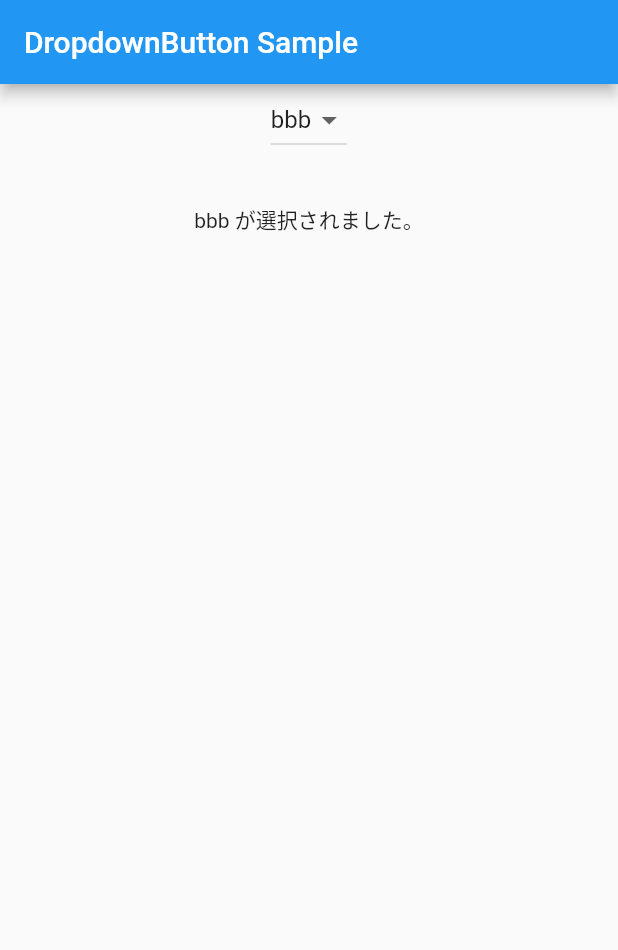
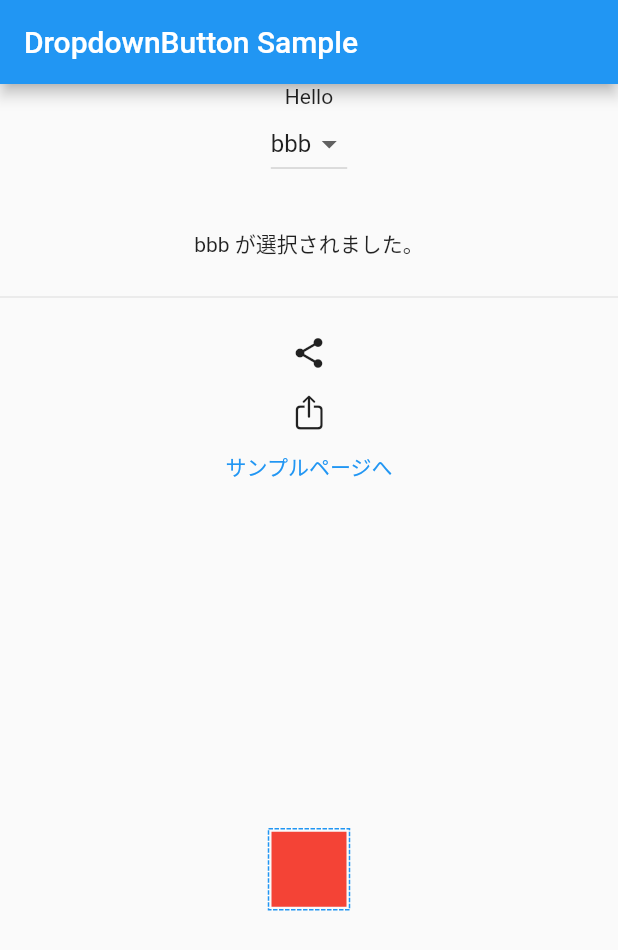
Before and after one commit to eno-conan/flutter_udemy, a Flutter app: the screen it shows after launch, on a phone screen of 412 x 824 dp. Shown: the top 950 px of the screen. Run offline on Flutter 3.47's test engine with Material 2 defaults, Android fonts, the light colour scheme and no system bars; drawn by our look-alikes of dotted_border; our stand-ins replace cloud_firestore, dio, drift, firebase_core, url_strategy; missing offline and left inert: idb_shim; accounts and stored records are empty; generated files the repository leaves out were written again.

Commit message:
画面遷移実装 メインの画面から別画面を用意して、戻るパターンを実装してみた

```diff
--- a/dropdown_sample/lib/main.dart
+++ b/dropdown_sample/lib/main.dart
@@ -1,6 +1,9 @@
 import 'package:dropdown_sample/dropdown.dart';
+import 'package:dropdown_sample/pages/first_page.dart';
 import 'package:dropdown_sample/pages/new_file.dart';
 import 'package:flutter/material.dart';
+import 'package:flutter/cupertino.dart';
+import 'package:dotted_border/dotted_border.dart';
 
 void main() {
   runApp(const MyApp());
@@ -30,8 +33,38 @@ class SamplePage extends StatelessWidget {
         ),
         body: Center(
           child: Column(
-            children: const <Widget>[
-              DropDownPage(),
+            children: <Widget>[
+              MyText(message: 'Hello'),
+              const DropDownPage(),
+              const Divider(
+                height: 50,
+              ),
+              Icon(Icons.share),
+              SizedBox(
+                height: 16,
+              ),
+              Icon(CupertinoIcons.share),
+              TextButton(
+                child: Text("サンプルページへ"),
+                onPressed: () {
+                  // （1） 指定した画面に遷移する
+                  Navigator.push(
+                      context,
+                      MaterialPageRoute(
+                          // （2） 実際に表示するページ(ウィジェット)を指定する
+                          builder: (context) => FirstPage()));
+                },
+              ),
+              const Spacer(),
+              DottedBorder(
+                color: Colors.blue,
+                child: Container(
+                  width: 50,
+                  height: 50,
+                  color: Colors.red,
+                ),
+              ),
+              const Spacer(),
             ],
           ),
         ));
--- a/dropdown_sample/pubspec.yaml
+++ b/dropdown_sample/pubspec.yaml
@@ -36,6 +36,7 @@ dependencies:
   # The following adds the Cupertino Icons font to your application.
   # Use with the CupertinoIcons class for iOS style icons.
   cupertino_icons: ^1.0.2
+  dotted_border: ^2.0.0+3
 
 dev_dependencies:
   flutter_test:
```
Also changed, not shown: dropdown_sample/lib/pages/first_page.dart (added, +18 -0 lines), dropdown_sample/pubspec.lock, 1 other file.
